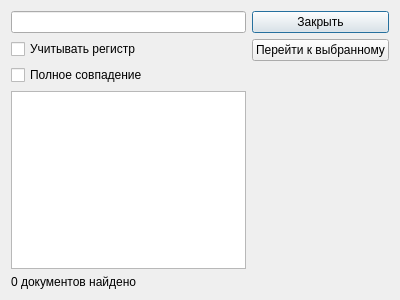
This is Organizer/globalsearch.ui in Zverinus/organizer as Qt 5 draws it before an edit. The edited form follows.
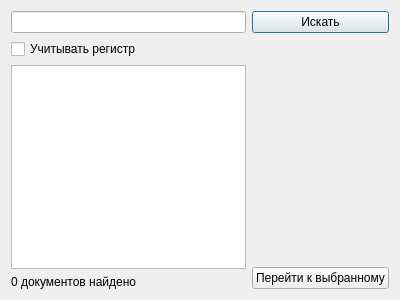
This is the edited form.

Patch:
```diff
--- a/Organizer/globalsearch.ui
+++ b/Organizer/globalsearch.ui
@@ -27,14 +27,7 @@
       </widget>
      </item>
      <item>
-      <widget class="QCheckBox" name="fullEqualCheckBox">
-       <property name="text">
-        <string>Полное совпадение</string>
-       </property>
-      </widget>
-     </item>
-     <item>
-      <widget class="QTreeView" name="treeView"/>
+      <widget class="QListWidget" name="listWidget"/>
      </item>
      <item>
       <widget class="QLabel" name="foundDocsCount">
@@ -50,14 +43,7 @@
      <item>
       <widget class="QPushButton" name="close">
        <property name="text">
-        <string>Закрыть</string>
-       </property>
-      </widget>
-     </item>
-     <item>
-      <widget class="QPushButton" name="moveToChosen">
-       <property name="text">
-        <string>Перейти к выбранному</string>
+        <string>Искать</string>
        </property>
       </widget>
      </item>
@@ -74,6 +60,13 @@
        </property>
       </spacer>
      </item>
+     <item>
+      <widget class="QPushButton" name="moveToChosen">
+       <property name="text">
+        <string>Перейти к выбранному</string>
+       </property>
+      </widget>
+     </item>
     </layout>
    </item>
   </layout>
```
Left out of the diff: 5 changed lines with no effect on the pictures.
